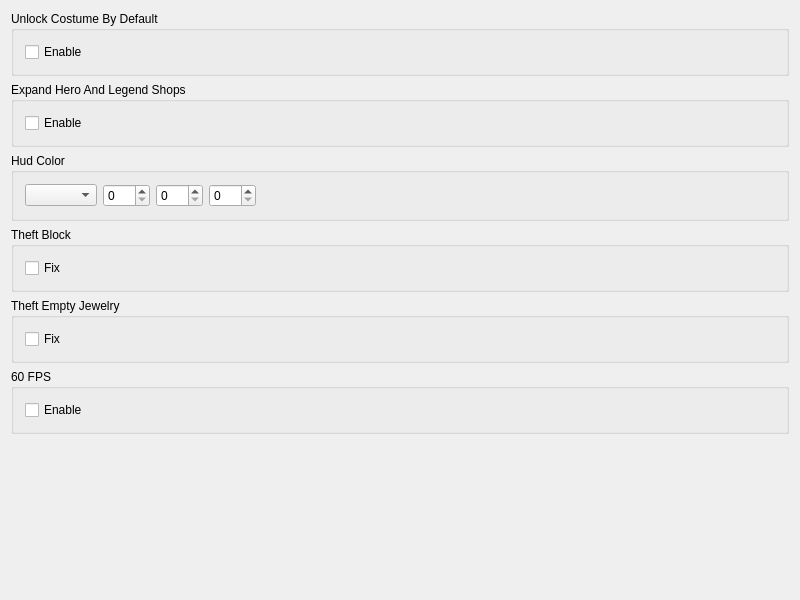
Before: the Qt Designer form src/FrontendQt/TweaksWidget.ui in Meos4/Darkstone-PS1-Tweaks, drawn with Qt 5.
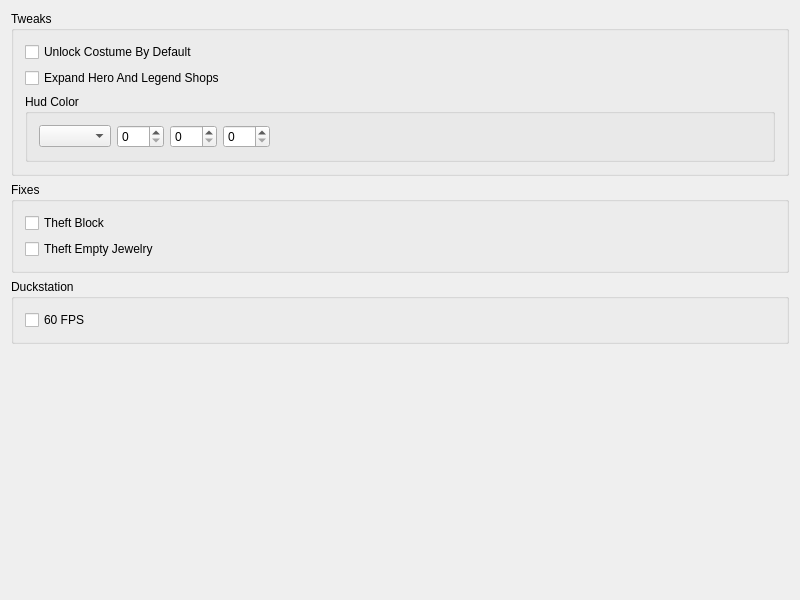
After: the same form once the commit is applied.

Patch:
```diff
--- a/src/FrontendQt/TweaksWidget.ui
+++ b/src/FrontendQt/TweaksWidget.ui
@@ -14,23 +14,30 @@
    <string>TweaksWidget</string>
   </property>
   <layout class="QGridLayout" name="gridLayout">
-   <item row="3" column="0">
-    <widget class="QGroupBox" name="theftBlock">
+   <item row="1" column="0">
+    <widget class="QGroupBox" name="fixes">
      <property name="title">
+      <string>Fixes</string>
+     </property>
+     <layout class="QVBoxLayout" name="verticalLayout_2">
+      <item>
+       <widget class="QCheckBox" name="fixesTheftBlock">
+        <property name="text">
       <string>Theft Block</string>
      </property>
-     <layout class="QHBoxLayout" name="horizontalLayout">
+       </widget>
+      </item>
       <item>
-       <widget class="QCheckBox" name="theftBlockFix">
+       <widget class="QCheckBox" name="fixesTheftEmptyJewelry">
         <property name="text">
-         <string>Fix</string>
+         <string>Theft Empty Jewelry</string>
         </property>
        </widget>
       </item>
      </layout>
     </widget>
    </item>
-   <item row="9" column="0">
+   <item row="6" column="0">
     <spacer name="verticalSpacer">
      <property name="orientation">
       <enum>Qt::Vertical</enum>
@@ -43,40 +50,28 @@
      </property>
     </spacer>
    </item>
-   <item row="4" column="0">
-    <widget class="QGroupBox" name="theftEmptyJewelry">
-     <property name="title">
-      <string>Theft Empty Jewelry</string>
-     </property>
-     <layout class="QVBoxLayout" name="verticalLayout_3">
-      <item>
-       <widget class="QCheckBox" name="theftEmptyJewelryFix">
-        <property name="text">
-         <string>Fix</string>
-        </property>
-       </widget>
-      </item>
-     </layout>
-    </widget>
-   </item>
    <item row="0" column="0">
     <widget class="QGroupBox" name="unlockCostumeByDefault">
      <property name="title">
+      <string>Tweaks</string>
+     </property>
+     <layout class="QVBoxLayout" name="verticalLayout_5">
+      <item>
+       <widget class="QCheckBox" name="tweaksUnlockCostumeByDefault">
+        <property name="text">
       <string>Unlock Costume By Default</string>
      </property>
-     <layout class="QVBoxLayout" name="verticalLayout_2">
+       </widget>
+      </item>
       <item>
-       <widget class="QCheckBox" name="unlockCostumeByDefaultEnable">
+       <widget class="QCheckBox" name="tweaksExpandHeroAndLegendShops">
         <property name="text">
-         <string>Enable</string>
+         <string>Expand Hero And Legend Shops</string>
         </property>
        </widget>
       </item>
-     </layout>
-    </widget>
-   </item>
-   <item row="2" column="0">
-    <widget class="QGroupBox" name="hudColor">
+      <item>
+       <widget class="QGroupBox" name="tweaksHudColor">
      <property name="title">
       <string>Hud Color</string>
      </property>
@@ -134,32 +129,19 @@
      </layout>
     </widget>
    </item>
-   <item row="5" column="0">
-    <widget class="QGroupBox" name="framerate60">
+     </layout>
+    </widget>
+   </item>
+   <item row="2" column="0">
+    <widget class="QGroupBox" name="duckstation">
      <property name="title">
-      <string>60 FPS</string>
+      <string>Duckstation</string>
      </property>
      <layout class="QVBoxLayout" name="verticalLayout">
       <item>
        <widget class="QCheckBox" name="framerate60Enable">
         <property name="text">
-         <string>Enable</string>
-        </property>
-       </widget>
-      </item>
-     </layout>
-    </widget>
-   </item>
-   <item row="1" column="0">
-    <widget class="QGroupBox" name="expandHeroAndLegendShops">
-     <property name="title">
-      <string>Expand Hero And Legend Shops</string>
-     </property>
-     <layout class="QVBoxLayout" name="verticalLayout_4">
-      <item>
-       <widget class="QCheckBox" name="expandHeroAndLegendShopsEnable">
-        <property name="text">
-         <string>Enable</string>
+         <string>60 FPS</string>
         </property>
        </widget>
       </item>
```
Left out of the diff: 14 changed lines with no effect on the pictures. Lines whose indentation alone changed are shown as unchanged.
